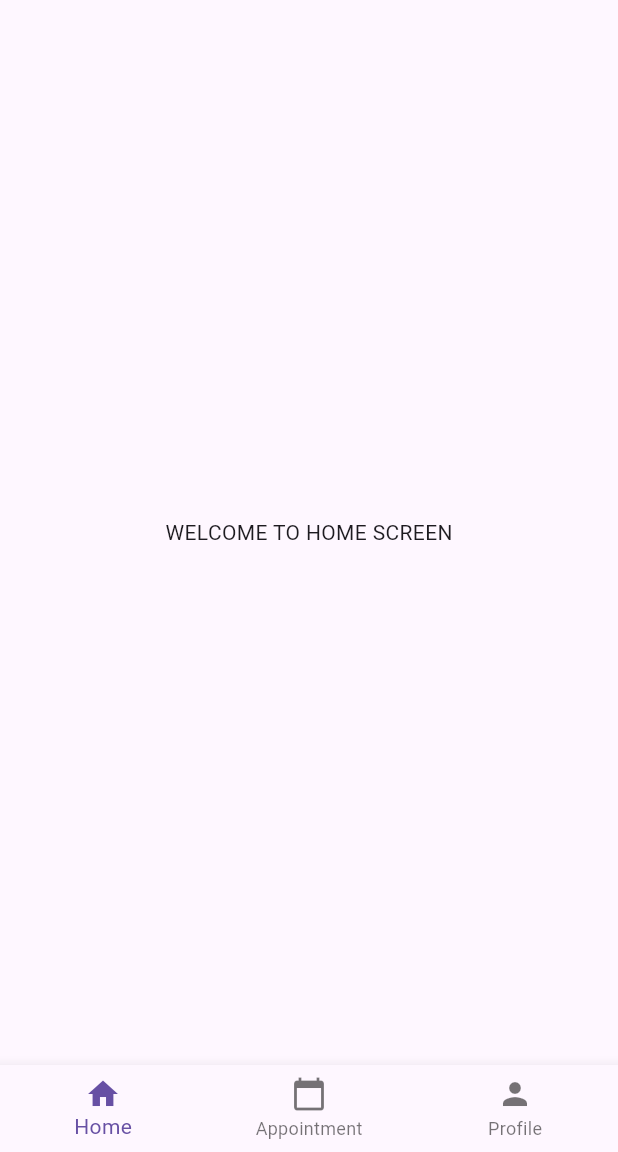
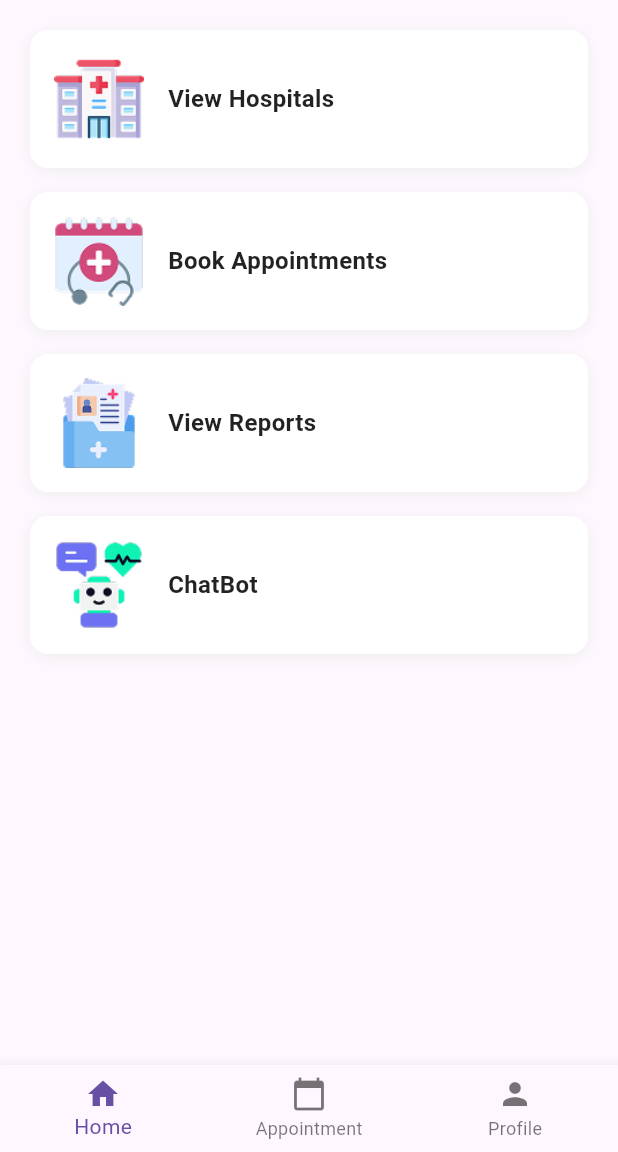
Before and after one commit to diwasbk2k3/MediConnect, a Flutter app: the BottomLayoutScreen screen opened directly, on a phone screen of 412 x 824 dp, the part 84-1236 px from its top. Run offline on Flutter 3.47's test engine with Material 3 defaults, Android fonts, the phone set to English and light mode, and no system bars.

Commit message:
Home Screen UI

```diff
--- a/lib/screens/bottom_screens/home_screen.dart
+++ b/lib/screens/bottom_screens/home_screen.dart
@@ -1,4 +1,6 @@
 import 'package:flutter/material.dart';
+import 'package:mediconnect/screens/view_hospitals_screen.dart';
+import 'package:mediconnect/widgets/dashboard_card_widget.dart';
 
 class HomeScreen extends StatelessWidget {
   const HomeScreen({super.key});
@@ -6,8 +8,49 @@ class HomeScreen extends StatelessWidget {
   @override
   Widget build(BuildContext context) {
     return SizedBox.expand(
-      child: Center(
-        child: Text("WELCOME TO HOME SCREEN"),
+      child: Padding(
+        padding: const EdgeInsets.all(20),
+        child: Column(
+          children: [
+            // View Hospitals Card
+            DashboardCard(
+              icon: 'assets/icons/view_hospital.png',
+              title: 'View Hospitals',
+              onTap: () {
+                Navigator.push(
+                  context,
+                  MaterialPageRoute(
+                    builder: (context) => const ViewHospitalsScreen(),
+                  ),
+                );
+              },
+            ),
+            const SizedBox(height: 16),
+
+            // Book Appointments Card
+            DashboardCard(
+              icon: 'assets/icons/book_appointment.png',
+              title: 'Book Appointments',
+              onTap: () {},
+            ),
+            const SizedBox(height: 16),
+
+            // View Reports Card
+            DashboardCard(
+              icon: 'assets/icons/health_report.png',
+              title: 'View Reports',
+              onTap: () {},
+            ),
+            const SizedBox(height: 16),
+
+            // ChatBot Card
+            DashboardCard(
+              icon: 'assets/icons/chatbot.png',
+              title: 'ChatBot',
+              onTap: () {},
+            ),
+          ],
+        ),
       ),
     );
   }
```
